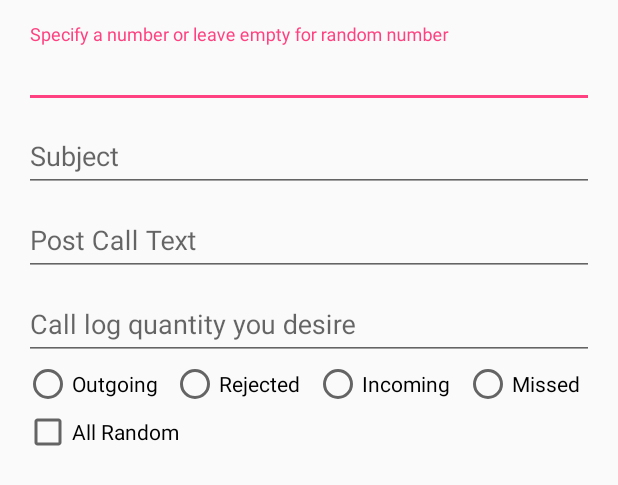
After one commit to AaronVon/Dolly, an Android app: the layout fork_rcs_calllog_layout.xml on its own in the app's theme, with its tools: preview values and no code run, on a phone screen of 412 x 824 dp. The commit adds this screen. Shown: the top 485 px of the screen. Run offline under Robolectric (Android 15) with nearby library versions, the phone set to English and light mode, and no system bars.

Commit message:
Feature: fork rcs calls.

```diff
--- a/app/src/main/java/com/pioneer/aaron/dolly/IMainContract.java
+++ b/app/src/main/java/com/pioneer/aaron/dolly/IMainContract.java
@@ -1,4 +1,6 @@
 package com.pioneer.aaron.dolly;
+
+import android.content.Context;
 
 /**
  * Created by Aaron on 4/18/17.
@@ -11,7 +13,9 @@ public interface IMainContract {
     }
 
     interface Presenter extends IBasePresenter {
+        void forkRCS(Context context);
 
+        void onDestroy(Context context);
     }
 
 }
--- /dev/null
+++ b/app/src/main/res/layout/fork_rcs_calllog_layout.xml
@@ -0,0 +1,112 @@
+<?xml version="1.0" encoding="utf-8"?>
+<LinearLayout xmlns:android="http://schemas.android.com/apk/res/android"
+              android:layout_width="match_parent"
+              android:layout_height="match_parent"
+              android:orientation="vertical"
+              android:padding="@dimen/activity_horizontal_margin">
+
+    <android.support.design.widget.TextInputLayout
+        android:layout_width="match_parent"
+        android:layout_height="wrap_content">
+
+        <EditText
+            android:id="@+id/rcs_call_log_number"
+            android:layout_width="match_parent"
+            android:layout_height="wrap_content"
+            android:hint="@string/calllog_number_hint"
+            android:inputType="number"/>
+
+    </android.support.design.widget.TextInputLayout>
+
+
+    <android.support.design.widget.TextInputLayout
+        android:layout_width="match_parent"
+        android:layout_height="wrap_content">
+
+        <EditText
+            android:id="@+id/rcs_call_log_subject"
+            android:layout_width="match_parent"
+            android:layout_height="wrap_content"
+            android:hint="@string/call_log_rcs_subject"/>
+
+    </android.support.design.widget.TextInputLayout>
+
+    <android.support.design.widget.TextInputLayout
+        android:layout_width="match_parent"
+        android:layout_height="wrap_content">
+
+        <EditText
+            android:id="@+id/rcs_call_log_post_call_text"
+            android:layout_width="match_parent"
+            android:layout_height="wrap_content"
+            android:hint="@string/call_log_rcs_post_call_text"/>
+
+    </android.support.design.widget.TextInputLayout>
+
+    <android.support.design.widget.TextInputLayout
+        android:layout_width="match_parent"
+        android:layout_height="wrap_content">
+
+        <EditText
+            android:id="@+id/rcs_call_log_quantity"
+            android:layout_width="match_parent"
+            android:layout_height="wrap_content"
+            android:hint="@string/calllog_quantity_hint"/>
+
+    </android.support.design.widget.TextInputLayout>
+
+    <RadioGroup
+        android:id="@+id/call_log_type_radioGroup"
+        android:layout_width="match_parent"
+        android:layout_height="wrap_content"
+        android:orientation="horizontal">
+
+        <RadioButton
+            android:id="@+id/outgoing_radiobtn"
+            android:layout_width="wrap_content"
+            android:layout_height="wrap_content"
+            android:layout_weight="1"
+            android:ellipsize="end"
+            android:maxLines="1"
+            android:text="@string/call_log_outgoing"
+            android:textAllCaps="false"/>
+
+        <RadioButton
+            android:id="@+id/rejected_radiobtn"
+            android:layout_width="wrap_content"
+            android:layout_height="wrap_content"
+            android:layout_weight="1"
+            android:ellipsize="end"
+            android:maxLines="1"
+            android:text="@string/call_log_rejected"
+            android:textAllCaps="false"/>
+
+        <RadioButton
+            android:id="@+id/answered_radiobtn"
+            android:layout_width="wrap_content"
+            android:layout_height="wrap_content"
+            android:layout_weight="1"
+            android:ellipsize="end"
+            android:maxLines="1"
+            android:text="@string/call_log_incoming"
+            android:textAllCaps="false"/>
+
+        <RadioButton
+            android:id="@+id/missed_radiobtn"
+            android:layout_width="wrap_content"
+            android:layout_height="wrap_content"
+            android:layout_weight="1"
+            android:ellipsize="end"
+            android:maxLines="1"
+            android:text="@string/call_log_missed"
+            android:textAllCaps="false"/>
+    </RadioGroup>
+
+    <CheckBox
+        android:id="@+id/call_log_roll_dice"
+        android:layout_width="wrap_content"
+        android:layout_height="wrap_content"
+        android:text="@string/call_log_roll_dice"
+        android:textAllCaps="false"/>
+
+</LinearLayout>
--- /dev/null
+++ b/app/src/main/res/menu/menu.xml
@@ -0,0 +1,6 @@
+<?xml version="1.0" encoding="utf-8"?>
+<menu xmlns:android="http://schemas.android.com/apk/res/android">
+    <item
+        android:id="@+id/call_log_rcs"
+        android:title="@string/menu_call_log_rcs"/>
+</menu>
--- a/app/src/main/res/values/strings.xml
+++ b/app/src/main/res/values/strings.xml
@@ -32,4 +32,9 @@
     <string name="fork_task_canceled">Fork Canceled.</string>
     <string name="fork_task_failed">Fork Failed.</string>
     <string name="fork_already_in_procedure_msg">Please wait for last task to finish.</string>
+
+    <string name="menu_call_log_rcs">Fork RCS</string>
+    <string name="call_log_rcs_subject">Subject</string>
+    <string name="call_log_rcs_post_call_text">Post Call Text</string>
+    <string name="dialog_cancel">Cancel</string>
 </resources>
```
Also changed, not shown: app/src/main/java/com/pioneer/aaron/dolly/MainActivity.java (+26 -2 lines), app/src/main/java/com/pioneer/aaron/dolly/MainPresenter.java (+111 -1 lines), app/src/main/java/com/pioneer/aaron/dolly/fork/DataBaseOpearator.java (+7 -1 lines), app/src/main/java/com/pioneer/aaron/dolly/fork/ForkService.java (+18 -3 lines), app/src/main/java/com/pioneer/aaron/dolly/fork/ForkTask.java (+29 -8 lines), app/src/main/java/com/pioneer/aaron/dolly/fork/calllog/ForkCallLogActivity.java (+27 -1 lines), app/src/main/java/com/pioneer/aaron/dolly/fork/calllog/ForkCallLogData.java (+21 -0 lines), app/src/main/java/com/pioneer/aaron/dolly/utils/Matrix.java (+16 -4 lines).
